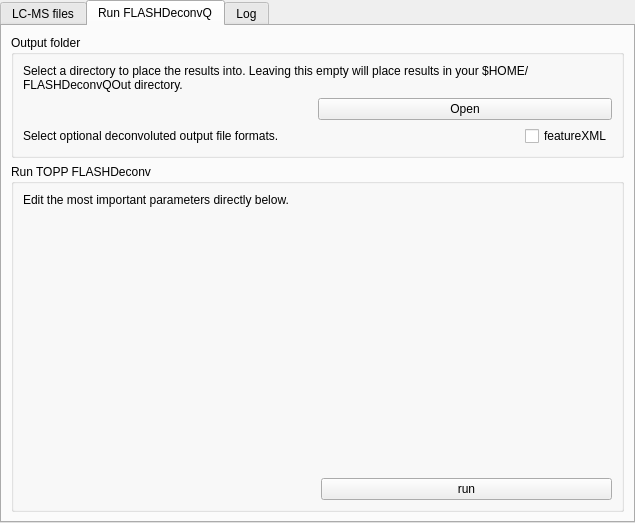
Qt form src/openms_gui/source/VISUAL/DIALOGS/FLASHDeconvQTabWidget.ui (OpenMS/OpenMS) before a commit.
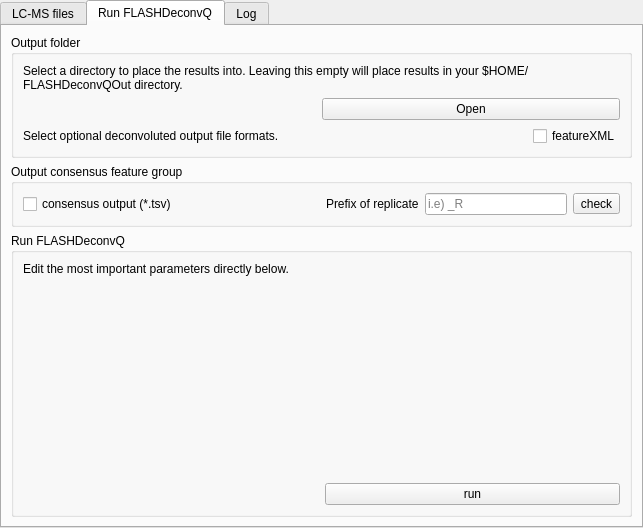
The same form after that commit. Custom widgets are drawn as their Qt base class.

Commit message: add ConsensusFeatureGroup function in FLASHDeconvQWizard

What changed in the file:
```diff
--- a/src/openms_gui/source/VISUAL/DIALOGS/FLASHDeconvQTabWidget.ui
+++ b/src/openms_gui/source/VISUAL/DIALOGS/FLASHDeconvQTabWidget.ui
@@ -6,10 +6,16 @@
    <rect>
     <x>0</x>
     <y>0</y>
-    <width>635</width>
-    <height>523</height>
+    <width>643</width>
+    <height>528</height>
    </rect>
   </property>
+  <property name="sizePolicy">
+   <sizepolicy hsizetype="Expanding" vsizetype="Fixed">
+    <horstretch>0</horstretch>
+    <verstretch>0</verstretch>
+   </sizepolicy>
+  </property>
   <property name="minimumSize">
    <size>
     <width>394</width>
@@ -86,7 +92,7 @@
    <attribute name="title">
     <string>Run FLASHDeconvQ</string>
    </attribute>
-   <layout class="QVBoxLayout" name="verticalLayout_3" stretch="1,9">
+   <layout class="QVBoxLayout" name="verticalLayout_3" stretch="1,2,9">
     <item>
      <widget class="QGroupBox" name="groupBox_7">
       <property name="sizePolicy">
@@ -147,6 +153,72 @@
       </layout>
      </widget>
     </item>
+    <item>
+     <widget class="QGroupBox" name="groupBox_2">
+      <property name="title">
+       <string>Output consensus feature group</string>
+      </property>
+      <layout class="QGridLayout" name="gridLayout">
+       <item row="0" column="0">
+        <layout class="QHBoxLayout" name="horizontalLayout">
+         <item>
+          <widget class="QCheckBox" name="checkbox_consensus">
+           <property name="text">
+            <string>consensus output (*.tsv)</string>
+           </property>
+          </widget>
+         </item>
+         <item>
+          <spacer name="horizontalSpacer">
+           <property name="orientation">
+            <enum>Qt::Horizontal</enum>
+           </property>
+           <property name="sizeHint" stdset="0">
+            <size>
+             <width>40</width>
+             <height>20</height>
+            </size>
+           </property>
+          </spacer>
+         </item>
+         <item>
+          <widget class="QLabel" name="label_3">
+           <property name="toolTip">
+            <string>&lt;html&gt;&lt;head/&gt;&lt;body&gt;&lt;p&gt;Indication to distinguish replicates. &lt;/p&gt;&lt;p&gt;If not given, all input LC-MS files will be used to report Consensus feature groups.&lt;/p&gt;&lt;p&gt;Currently, replicates are required to share the same file name except for the last few characters. For example, with the file names of File_name_R1.tsv and File_name_R2.tsv, please input &amp;quot;_R&amp;quot; for the indication. &lt;/p&gt;&lt;/body&gt;&lt;/html&gt;</string>
+           </property>
+           <property name="text">
+            <string>Prefix of replicate</string>
+           </property>
+          </widget>
+         </item>
+         <item>
+          <widget class="QLineEdit" name="consensus_name_edit">
+           <property name="toolTip">
+            <string>&lt;html&gt;&lt;head/&gt;&lt;body&gt;&lt;p&gt;Indication to distinguish replicates. &lt;/p&gt;&lt;p&gt;If not given, all input LC-MS files will be used to report Consensus feature groups.&lt;/p&gt;&lt;p&gt;Currently, replicates are required to share the same file name except for the last few characters. For example, with the file names of File_name_R1.tsv and File_name_R2.tsv, please input &amp;quot;_R&amp;quot; for the indication. &lt;/p&gt;&lt;/body&gt;&lt;/html&gt;</string>
+           </property>
+           <property name="inputMask">
+            <string/>
+           </property>
+           <property name="text">
+            <string/>
+           </property>
+           <property name="placeholderText">
+            <string>i.e) _R</string>
+           </property>
+          </widget>
+         </item>
+         <item>
+          <widget class="QToolButton" name="consensus_names_check">
+           <property name="text">
+            <string>check</string>
+           </property>
+          </widget>
+         </item>
+        </layout>
+       </item>
+      </layout>
+     </widget>
+    </item>
     <item>
      <widget class="QGroupBox" name="groupBox_6">
       <property name="sizePolicy">
@@ -156,7 +228,7 @@
        </sizepolicy>
       </property>
       <property name="title">
-       <string>Run TOPP FLASHDeconv</string>
+       <string>Run FLASHDeconvQ</string>
       </property>
       <layout class="QGridLayout" name="gridLayout_2">
        <item row="0" column="0">
```
Left out of the diff: 20 changed lines with no effect on the pictures. The commit also changes 2 other files.
